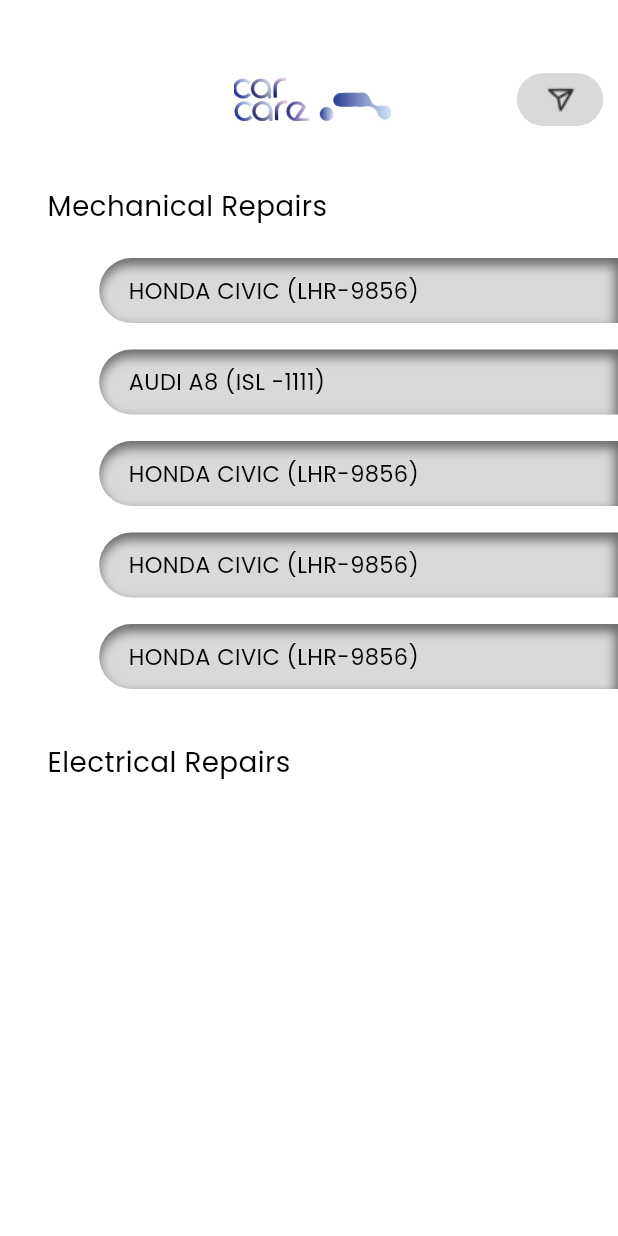
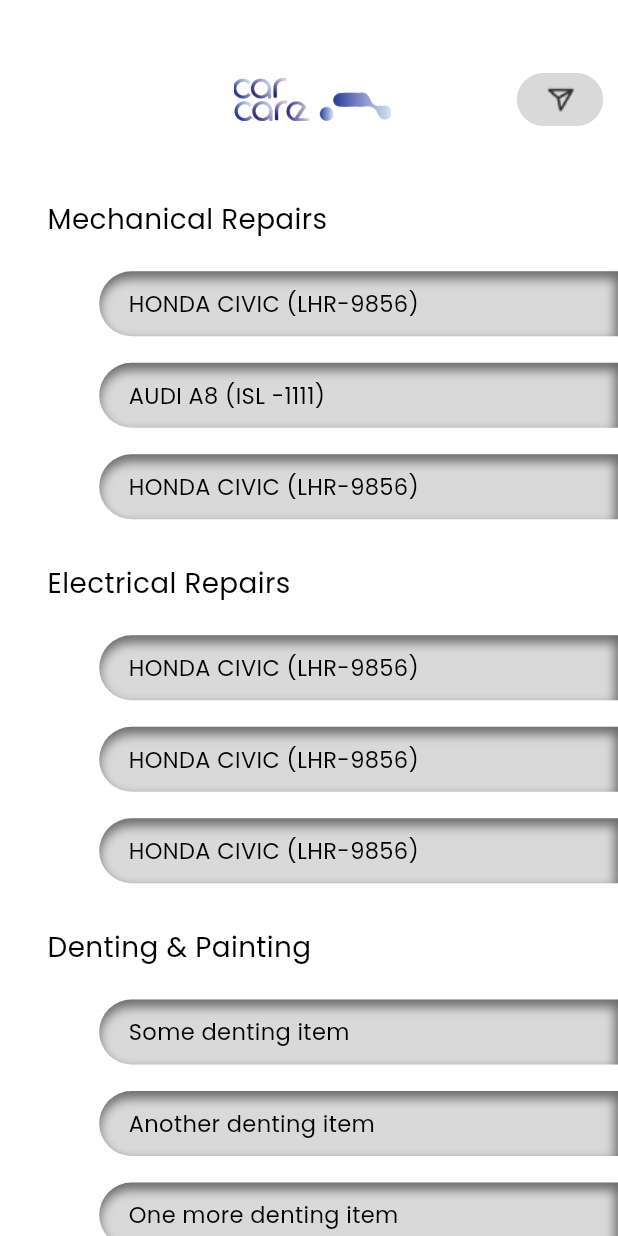
Before and after one commit to romanfarooq/final-year-project, a Flutter app: the screen it shows after launch, on a phone screen of 412 x 824 dp. Run offline on Flutter 3.47's test engine with Material 3 defaults, Android fonts, the phone set to English and light mode, and no system bars; our stand-ins replace flutter_inset_box_shadow, flutter_rating_bar, flutter_svg.

Commit message:
fixing some bugs in vehicle service file

```diff
--- a/lib/screens/vehicle_service_record.dart
+++ b/lib/screens/vehicle_service_record.dart
@@ -12,25 +12,62 @@ class VehicleServicRecord extends StatefulWidget {
 }
 
 class _VehicleServicRecordState extends State<VehicleServicRecord> {
-  @override
-  List<String> items = [
-    "HONDA CIVIC (LHR-9856) - 1",
-    "AUDI A8 (ISL -1111) - 2",
-    "HONDA CIVIC (LHR-9856) - 3",
-    "HONDA CIVIC (LHR-9856) - 4",
-    "HONDA CIVIC (LHR-9856) - 5",
+  late ScrollController _mechanicalController;
+  late ScrollController _electricalController;
+  late ScrollController _dentingController;
+  late ScrollController _tiresController;
+
+  List<String> mechanicalItems = [
+    "HONDA CIVIC (LHR-9856)",
+    "AUDI A8 (ISL -1111)",
+    "HONDA CIVIC (LHR-9856)",
+    "HONDA CIVIC (LHR-9856)",
+    "HONDA CIVIC (LHR-9856)",
     // Add more items as needed
   ];
-  ScrollController _controller = ScrollController();
+
+  List<String> electricalItems = [
+    "HONDA CIVIC (LHR-9856)",
+    "HONDA CIVIC (LHR-9856)",
+    "HONDA CIVIC (LHR-9856)",
+    "HONDA CIVIC (LHR-9856)",
+    "HONDA CIVIC (LHR-9856)",
+    // Add more items as needed
+  ];
+
+  List<String> dentingItems = [
+    "Some denting item",
+    "Another denting item",
+    "One more denting item",
+    // Add more items as needed
+  ];
+
+  List<String> tiresItems = [
+    "Tire service item 1",
+    "Tire service item 2",
+    "Tire service item 3",
+    // Add more items as needed
+  ];
+
   int currentIndex = 0;
+
+  @override
+  void initState() {
+    super.initState();
+    _mechanicalController = ScrollController();
+    _electricalController = ScrollController();
+    _dentingController = ScrollController();
+    _tiresController = ScrollController();
+  }
+
+  @override
   Widget build(BuildContext context) {
     return Scaffold(
       backgroundColor: Colors.white,
       body: SafeArea(
-        child: SingleChildScrollView(
         child: Column(
-            crossAxisAlignment: CrossAxisAlignment.start,
           children: [
+
             SizedBox(
             height: figmaSpaceToPercentage(55, context),
       ),
@@ -73,9 +110,18 @@ class _VehicleServicRecordState extends State<VehicleServicRecord> {
             ),
           ],
         ),
+
+            Expanded(
+              child: SingleChildScrollView(
+                        child: Column(
+              crossAxisAlignment: CrossAxisAlignment.start,
+              children: [
                 SizedBox(
-                height: figmaSpaceToPercentage(45, context),
+                  height: figmaSpaceToPercentage(55, context),
                 ),
+                // Your other widgets...
+
+                // Mechanical Repairs Section
                 Row(
                   children: [
                     SizedBox(
@@ -92,37 +138,23 @@ class _VehicleServicRecordState extends State<VehicleServicRecord> {
                     ),
                   ],
                 ),
-
-              SizedBox(height: figmaSpaceToPercentage(24, context),),
-              SingleChildScrollView(
-                    child: Column(
-                      children: [
-
-                        ServiceRecordWidget(
-                          text: "HONDA CIVIC (LHR-9856)",
-                        ),
-                        ServiceRecordWidget(
-                          text: "AUDI A8 (ISL -1111)",
-                        ),
-
-                        ServiceRecordWidget(
-                          text: "HONDA CIVIC (LHR-9856)",
-                        ),
-                        ServiceRecordWidget(
-                          text: "HONDA CIVIC (LHR-9856)",
-                        ),
-                        ServiceRecordWidget(
-                          text: "HONDA CIVIC (LHR-9856)",
-                        ),
-
-
-                      ],
+                SizedBox(height: figmaSpaceToPercentage(24, context)),
+                SizedBox(
+                  height: figmaSpaceToPercentage(200, context),
+                  // Adjust the height as needed
+                  child: ListView.builder(
+                    itemCount: mechanicalItems.length,
+                    itemBuilder: (BuildContext context, int index) {
+                      return ServiceRecordWidget(
+                        text: mechanicalItems[index],
+                      );
+                    },
+                    controller: _mechanicalController,
                   ),
                 ),
+                SizedBox(height: figmaSpaceToPercentage(20, context)),
 
-                 SizedBox(
-                   height: figmaSpaceToPercentage(20, context),
-                 ),
+                // Electrical Repairs Section
                 Row(
                   children: [
                     SizedBox(
@@ -139,39 +171,96 @@ class _VehicleServicRecordState extends State<VehicleServicRecord> {
                     ),
                   ],
                 ),
+                SizedBox(height: figmaSpaceToPercentage(24, context)),
+                SizedBox(
+                  height: figmaSpaceToPercentage(200, context),
+                  // Adjust the height as needed
+                  child: ListView.builder(
+                    itemCount: electricalItems.length,
+                    itemBuilder: (BuildContext context, int index) {
+                      return ServiceRecordWidget(
+                        text: electricalItems[index],
+                      );
+                    },
+                    controller: _electricalController,
+                  ),
+                ),
+                SizedBox(height: figmaSpaceToPercentage(20, context)),
 
-              SizedBox(height: figmaSpaceToPercentage(24, context),),
-          // Define a list of items
+                // Denting & Painting Section
+                Row(
+                  children: [
+                    SizedBox(
+                      width: figmaSpaceToPercentageWidth(33, context),
+                    ),
+                    Text(
+                      "Denting & Painting",
+                      style: TextStyle(
+                        color: const Color.fromRGBO(0, 0, 0, 1),
+                        fontSize: figmaSpaceToPercentage(21, context),
+                        fontFamily: 'Poppins',
+                        fontWeight: FontWeight.w400,
+                      ),
+                    ),
+                  ],
+                ),
+                SizedBox(height: figmaSpaceToPercentage(24, context)),
+                SizedBox(
+                  height: figmaSpaceToPercentage(200, context),
+                  // Adjust the height as needed
+                  child: ListView.builder(
+                    itemCount: dentingItems.length,
+                    itemBuilder: (BuildContext context, int index) {
+                      return ServiceRecordWidget(
+                        text: dentingItems[index],
+                      );
+                    },
+                    controller: _dentingController,
+                  ),
+                ),
+                SizedBox(height: figmaSpaceToPercentage(20, context)),
 
-       // Variable to keep track of the current index
-       //        SizedBox(
-       //          // Remove the fixed height
-       //          // height: figmaSpaceToPercentage(300, context),
-       //          child: ListView.builder(
-       //            itemCount: (currentIndex + 3).clamp(0, items.length), // Show only 3 items at a time
-       //            itemBuilder: (BuildContext context, int index) {
-       //              return Column(
-       //                children: [
-       //                  ServiceRecordWidget(
-       //                    text: items[index], // Get the item from the list
-       //                  ),
-       //                  SizedBox(height: 8), // Adjust the spacing between each ServiceRecordWidget
-       //                ],
-       //              );
-       //            },
-       //            // Use the _controller to track scroll position
-       //            controller: _controller,
-       //          ),
-       //        ),
+                // Tires Services Section
+                Row(
+                  children: [
+                    SizedBox(
+                      width: figmaSpaceToPercentageWidth(33, context),
+                    ),
+                    Text(
+                      "Tire Services",
+                      style: TextStyle(
+                        color: const Color.fromRGBO(0, 0, 0, 1),
+                        fontSize: figmaSpaceToPercentage(21, context),
+                        fontFamily: 'Poppins',
+                        fontWeight: FontWeight.w400,
+                      ),
+                    ),
+                  ],
+                ),
+                SizedBox(height: figmaSpaceToPercentage(24, context)),
+                SizedBox(
+                  height: figmaSpaceToPercentage(200, context),
+                  // Adjust the height as needed
+                  child: ListView.builder(
+                    itemCount: tiresItems.length,
+                    itemBuilder: (BuildContext context, int index) {
+                      return ServiceRecordWidget(
+                        text: tiresItems[index],
+                      );
+                    },
+                    controller: _tiresController,
+                  ),
+                ),
+                SizedBox(height: figmaSpaceToPercentage(20, context)),
 
-
-
-
-
+                // Your other widgets...
               ],
                         ),
                       ),
             ),
+      ],
+        )
+      ),
     );
   }
 }
--- a/lib/widgets/service_card.dart
+++ b/lib/widgets/service_card.dart
@@ -5,7 +5,7 @@ import 'package:flutter_inset_box_shadow/flutter_inset_box_shadow.dart';
 class ServiceRecordWidget extends StatelessWidget {
   final String text;
 
-  const ServiceRecordWidget({Key? key, required this.text}) : super(key: key);
+  const ServiceRecordWidget({super.key, required this.text});
 
   @override
   Widget build(BuildContext context) {
```
Lines whose indentation alone changed are shown as unchanged.
